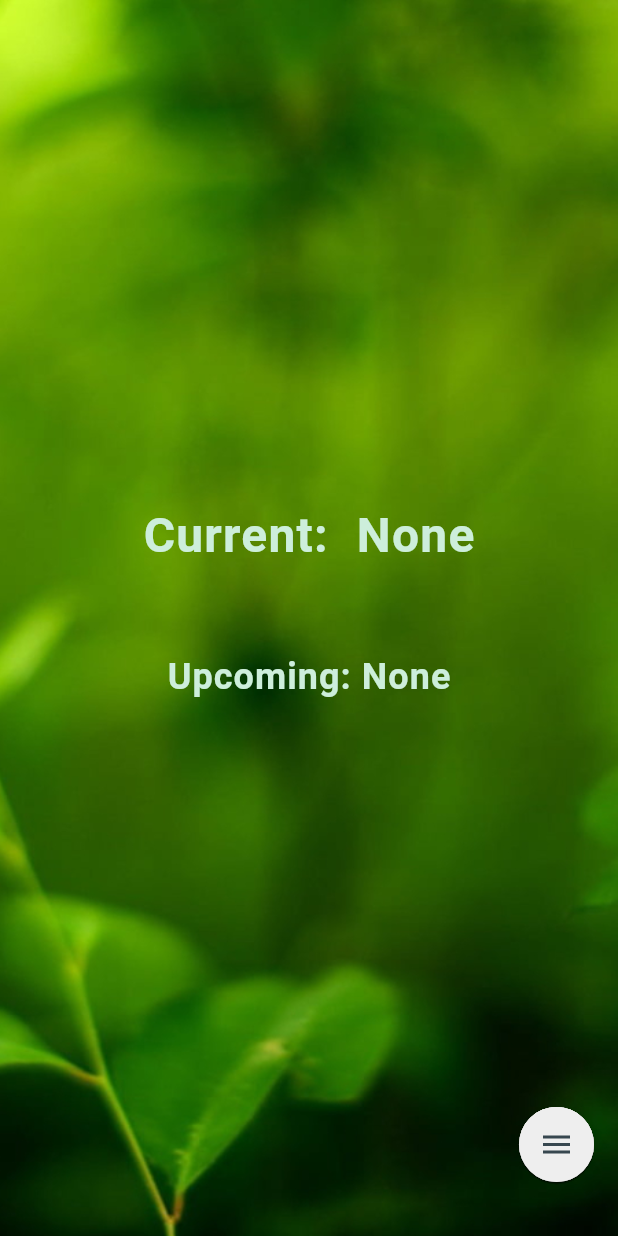
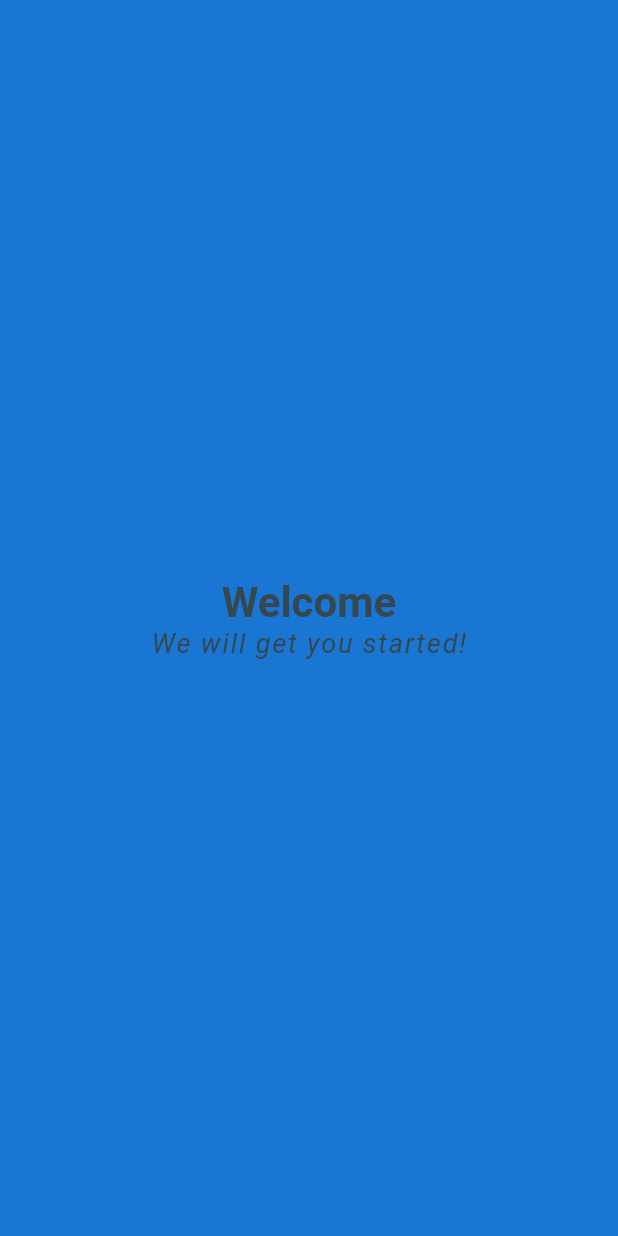
Before and after one commit to Ehab-24/timetable-app-Uncomplete-, a Flutter app: the screen it shows after launch, on a phone screen of 412 x 824 dp. Run offline on Flutter 3.47's test engine with Material 2 defaults, Android fonts, the phone set to English and light mode, and no system bars; our stand-ins replace focused_menu, sqflite; missing offline and left inert: shared_preferences_web; accounts and stored records are empty.

Commit message:
minor tweaks

```diff
--- a/lib/Globals/Providers.dart
+++ b/lib/Globals/Providers.dart
@@ -95,6 +95,14 @@
     //No need to notify listeners here.
   }
 
+  void validateTitle(String title){
+    for(int i = 0; i < tables.length; i++){
+      if(tables[i].title == title){
+        throw('$title already exists');
+      }
+    }
+  }
+
   void reformList(TimeSlot timeSlot, int prevDay){
 
     if(timeSlot.day == prevDay){
--- /dev/null
+++ b/lib/Screens/CreateFirstTableScreen.dart
@@ -0,0 +1,80 @@
+
+import 'package:flutter/material.dart';
+import 'package:timetable_app/Globals/Styles.dart';
+
+class CreateFirstTableScreen extends StatefulWidget{
+  const CreateFirstTableScreen({super.key});
+
+
+  @override
+  State<CreateFirstTableScreen> createState() => _CreateFirstTableScreenState();
+}
+
+class _CreateFirstTableScreenState extends State<CreateFirstTableScreen> {
+  late final PageController controller;
+
+  @override
+  void initState() {
+    controller = PageController(initialPage: 0);
+    super.initState();
+  }
+
+  @override
+  Widget build(BuildContext context) {
+    return Scaffold(
+      body: PageView(
+
+        controller: controller,
+        children: pages.map((page)
+          => _Page(page: page,)).toList()
+      ),
+    );
+  }
+}
+
+class _Page extends StatelessWidget{
+  _Page({
+    Key? key,
+    required this.page
+  }) : super(key: key);
+
+  Page page;
+
+  @override
+  Widget build(BuildContext context) {
+    return Container(
+      color: page.color,
+      child: Column(
+        mainAxisAlignment: MainAxisAlignment.center,
+        children: [
+          Text(
+            page.title,
+            style: TextStyles.h1,
+          ),
+          Text(
+            page.content,
+            style: TextStyles.b3,
+          )
+        ],
+      ),
+    );
+  }
+}
+
+
+List<Page> pages = [
+  Page(color: Colors.blue.shade700, title: 'Welcome', content: 'We will get you started!'),
+  Page(color: Colors.amber, title: 'Here!', content: 'Enter the title for your first table.')
+];
+
+class Page{
+  Color color;
+  String title;
+  String content;
+
+  Page({
+    required this.color,
+    required this.content,
+    required this.title
+  });
+}
--- a/lib/Screens/Home/HomeScreen.dart
+++ /dev/null
@@ -1,33 +0,0 @@
-
-import 'package:flutter/material.dart';
-import 'package:provider/provider.dart';
-import '../../Globals/Providers.dart';
-import '../../Widgets/LinearFlowFAB.dart';
-import 'HomeBody.dart';
-
-class HomeScreen extends StatelessWidget {
-  const HomeScreen({Key? key}) : super(key: key);
-
-  @override
-  Widget build(BuildContext context) {
-
-    return Container(
-
-      decoration: const BoxDecoration(
-        image: DecorationImage(
-          image: AssetImage('assets/images/home_bk.jpg'),
-          fit: BoxFit.cover
-        ),
-      ),
-
-      child: Scaffold(
-
-        backgroundColor: Colors.transparent,
-
-        body: HomeBody(homeTable: Provider.of<Table_pr>(context).tables[0]),
-
-        floatingActionButton: const LinearFlowFAB(),
-      ),
-    );
-  }
-}
--- a/lib/Screens/Home/HomeBody.dart
+++ b/lib/Screens/HomeScreen.dart
@@ -1,10 +1,42 @@
 
 import 'package:flutter/material.dart';
-import 'package:timetable_app/Classes/TimeSlot.dart';
-import 'package:timetable_app/Globals/enums.dart';
+import 'package:provider/provider.dart';
+import '../Classes/TimeSlot.dart';
+import '../Classes/TimeTable.dart';
+import '../Globals/Providers.dart';
+import '../Globals/enums.dart';
+import '../Widgets/LinearFlowFAB.dart';
 
-import '../../Classes/TimeTable.dart';
+class HomeScreen extends StatelessWidget {
+  const HomeScreen({Key? key}) : super(key: key);
 
+  @override
+  Widget build(BuildContext context) {
+
+    Table_pr tableWatch = Provider.of<Table_pr>(context);
+
+    return Container(
+
+      decoration: const BoxDecoration(
+        image: DecorationImage(
+          image: AssetImage('assets/images/home_bk.jpg'),
+          fit: BoxFit.cover
+        ),
+      ),
+
+      child: Scaffold(
+
+        backgroundColor: Colors.transparent,
+
+        body: HomeBody(homeTable: tableWatch.tables[0]),
+
+        floatingActionButton: const LinearFlowFAB(),
+      ),
+    );
+  }
+}
+
+////////////////////////////////////////////////////////////////////////////////////////
 
 class HomeBody extends StatelessWidget {
   const HomeBody({
--- a/lib/Screens/Schedule/ScheduleScreen.dart
+++ b/lib/Screens/ScheduleScreen.dart
@@ -8,9 +8,9 @@
 import 'package:timetable_app/Globals/Utils.dart';
 import 'package:timetable_app/Globals/enums.dart';
 
-import '../../Globals/Reals.dart';
-import '../../Widgets/DayTile.dart';
-import '../../Widgets/LinearFlowFAB.dart';
+import '../Globals/Reals.dart';
+import '../Widgets/DayTile.dart';
+import '../Widgets/LinearFlowFAB.dart';
 
 class ScheduleScreen extends StatefulWidget{
   const ScheduleScreen({super.key});
--- a/lib/Screens/Tables/TablesScreen.dart
+++ b/lib/Screens/TablesScreen.dart
@@ -5,9 +5,9 @@
 import 'package:timetable_app/Globals/Utils.dart';
 import 'package:timetable_app/Globals/enums.dart';
 
-import '../../../../Globals/Providers.dart';
-import '../../../../Widgets/TimeTableTile.dart';
-import '../../Widgets/LinearFlowFAB.dart';
+import '../../../Globals/Providers.dart';
+import '../../../Widgets/TimeTableTile.dart';
+import '../Widgets/LinearFlowFAB.dart';
 
 
 class TablesScreen extends StatefulWidget{
--- a/lib/Widgets/CreateTablePopUpCard.dart
+++ b/lib/Widgets/CreateTablePopUpCard.dart
@@ -69,18 +69,28 @@
 
                       ElevatedButton(
                         onPressed: () {
+
+                          try{
+                            Table_pr tableReader = context.read<Table_pr>();
+
                             Utils.formKey.currentState!.validate();
                             Utils.formKey.currentState!.save();
+
+                            tableReader.validateTitle(title);
 
                             //1) Add to disk
                             //2) Add to provider.
                             LocalDatabase.instance.addTimeTable(
                               TimeTable(title: title)
                             ).then((timeTable) =>
-                              Provider.of<Table_pr>(context, listen: false).addTable(timeTable)
+                                tableReader.addTable(timeTable)
                               );
 
                             Navigator.of(context).pop();
+                          }
+                          catch (e){
+                            Utils.showErrorDialog(context, e.toString());
+                          }
                         },
                         child: const Text(
                           'Add',
--- a/lib/Widgets/TimeSlotPopUpCard.dart
+++ b/lib/Widgets/TimeSlotPopUpCard.dart
@@ -41,13 +41,12 @@
 
     bool isvalid = widget.formKey.currentState!.validate();
     if(isvalid){
-      widget.formKey.currentState!.save();
-
       try{
         Table_pr provider = Provider.of<Table_pr>(context, listen: false);
 
         widget.timeSlot.parentId = currentTableId;
 
+        widget.formKey.currentState!.save();
         widget.timeSlot.validate();
         provider.validate(widget.timeSlot.copyWith(day: widget.newDay));
 
@@ -70,6 +69,7 @@
         if(!mounted){
           return;
         }
+
         Navigator.of(context).pop();
       }
       catch (e){
--- a/lib/main.dart
+++ b/lib/main.dart
@@ -7,9 +7,10 @@
 import 'package:timetable_app/Globals/Providers.dart';
 
 import 'Globals/enums.dart';
-import 'Screens/Home/HomeScreen.dart';
-import 'Screens/Schedule/ScheduleScreen.dart';
-import 'Screens/Tables/TablesScreen.dart';
+import 'Screens/CreateFirstTableScreen.dart';
+import 'Screens/HomeScreen.dart';
+import 'Screens/ScheduleScreen.dart';
+import 'Screens/TablesScreen.dart';
 
 /*
   Provider and Database managment go hand to hand.
@@ -39,6 +40,7 @@
 }
 
 Future<void> _initApp() async {
+  await LocalDatabase.instance.clearDatabase();
   timeTables = await LocalDatabase.instance.readAllTimeTables();
   TimeTable.sortAll(timeTables);
 }
@@ -63,6 +65,7 @@
       );
 
     final Screen_pr screenWatch = context.watch<Screen_pr>();
+    final Table_pr tableWatch = context.watch<Table_pr>();
 
     return MaterialApp(
 
@@ -90,7 +93,8 @@
         ),
 
         child: screenWatch.currentScreen == Screens.home
-        ? const HomeScreen() : screenWatch.currentScreen == Screens.mytables
+        ? tableWatch.tables.isEmpty ? const CreateFirstTableScreen()
+        : const HomeScreen() : screenWatch.currentScreen == Screens.mytables
         ? const TablesScreen() : const ScheduleScreen()
       ),
     );
```
Lines whose indentation alone changed are shown as unchanged.
